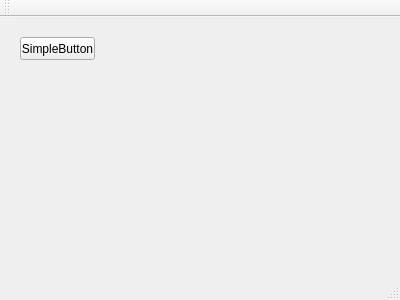
Before: the Qt Designer form mainwindow.ui in stukdev/helloGit, drawn with Qt 5.
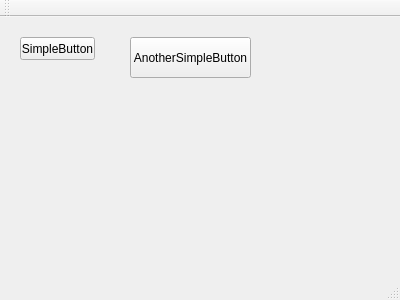
After: the same form once the commit is applied.

```diff
--- a/mainwindow.ui
+++ b/mainwindow.ui
@@ -27,6 +27,19 @@
      <string>SimpleButton</string>
     </property>
    </widget>
+   <widget class="QPushButton" name="pushButton_2">
+    <property name="geometry">
+     <rect>
+      <x>130</x>
+      <y>20</y>
+      <width>121</width>
+      <height>41</height>
+     </rect>
+    </property>
+    <property name="text">
+     <string>AnotherSimpleButton</string>
+    </property>
+   </widget>
   </widget>
   <widget class="QMenuBar" name="menuBar">
    <property name="geometry">
```
